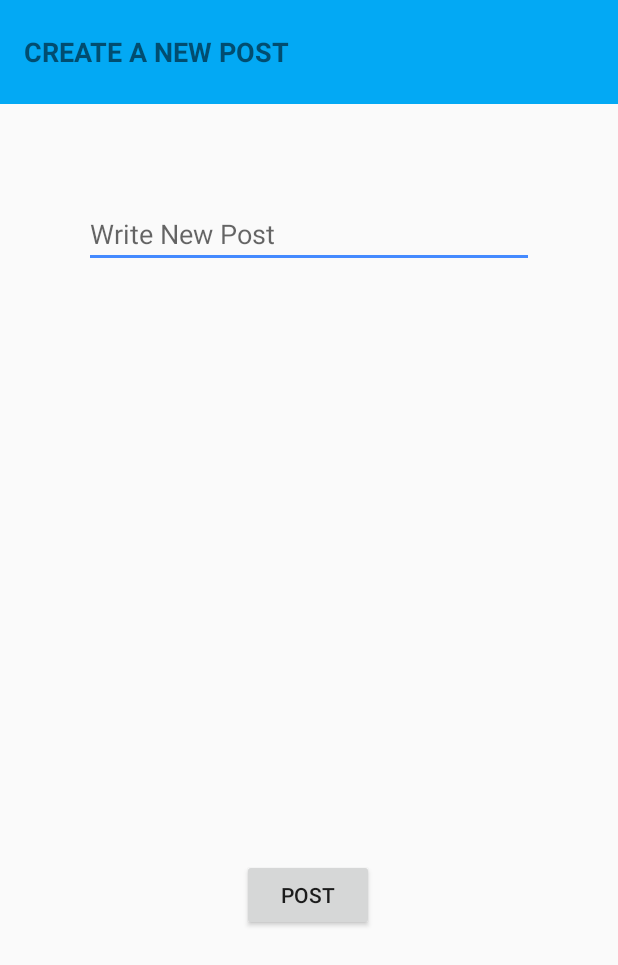
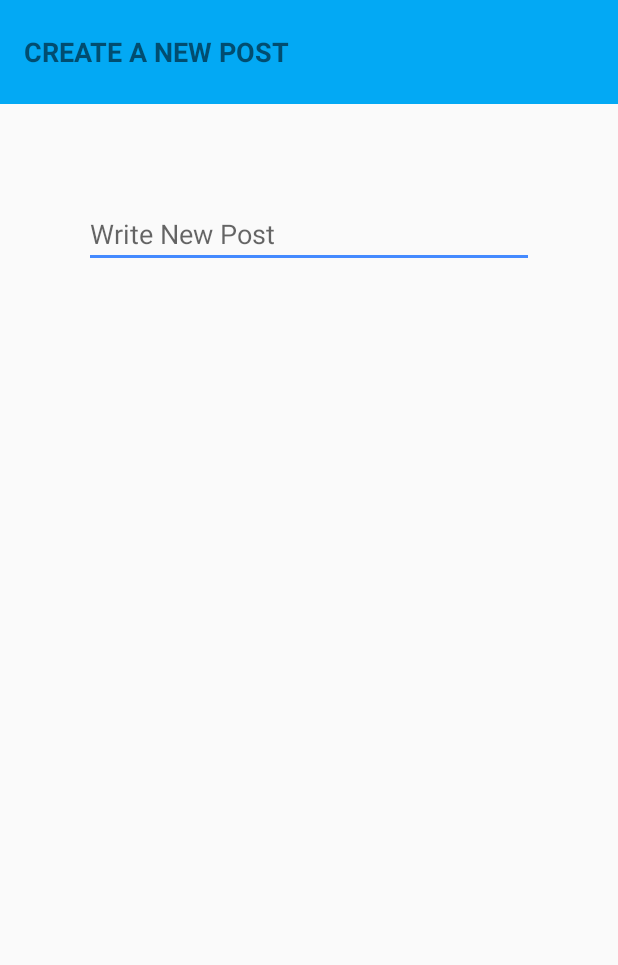
Before and after one commit to Jeandsmith/AASMM, an Android app: the layout activity_create_new_post.xml on its own in the app's theme, with its tools: preview values and no code run, on a phone screen of 412 x 824 dp. Shown: the top 965 px of the screen. Run offline under Robolectric (Android 15) with nearby library versions, the phone set to English and light mode, and no system bars.

Commit message:
Connected activities.

```diff
--- a/app/src/main/java/com/example/aasmm/data/LoginRepository.kt
+++ b/app/src/main/java/com/example/aasmm/data/LoginRepository.kt
@@ -1,5 +1,6 @@
 package com.example.aasmm.data
 
+import com.example.aasmm.data.data_ssource.LoginDataSource
 import com.example.aasmm.data.model.LoggedInUser
 
 /**
--- a/app/src/main/java/com/example/aasmm/ui/login/LoginViewModelFactory.kt
+++ b/app/src/main/java/com/example/aasmm/ui/login/LoginViewModelFactory.kt
@@ -2,7 +2,7 @@ package com.example.aasmm.ui.login
 
 import androidx.lifecycle.ViewModel
 import androidx.lifecycle.ViewModelProvider
-import com.example.aasmm.data.LoginDataSource
+import com.example.aasmm.data.data_ssource.LoginDataSource
 import com.example.aasmm.data.LoginRepository
 
 /**
--- a/app/src/main/res/layout/activity_create_new_post.xml
+++ b/app/src/main/res/layout/activity_create_new_post.xml
@@ -36,24 +36,4 @@
         app:layout_constraintTop_toBottomOf="@+id/cnp_text_view"/>
 
 
-    <Button
-        android:id="@+id/postButton"
-        android:layout_width="wrap_content"
-        android:layout_height="wrap_content"
-        android:layout_marginTop="32dp"
-        android:text="@string/post_button"
-        app:layout_constraintEnd_toEndOf="parent"
-        app:layout_constraintHorizontal_bias="0.498"
-        app:layout_constraintStart_toStartOf="parent"
-        app:layout_constraintTop_toBottomOf="@+id/rec_id" />
-
-    <androidx.recyclerview.widget.RecyclerView
-        android:id="@+id/rec_id"
-        android:layout_width="0dp"
-        android:layout_height="330dp"
-        android:layout_marginTop="32dp"
-        app:layout_constraintEnd_toEndOf="parent"
-        app:layout_constraintStart_toStartOf="parent"
-        app:layout_constraintTop_toBottomOf="@+id/editText" />
-
 </androidx.constraintlayout.widget.ConstraintLayout>
--- a/app/src/main/res/values/strings.xml
+++ b/app/src/main/res/values/strings.xml
@@ -17,4 +17,6 @@
     <string name="create_new_post_text_view">Create A New Post</string>
     <string name="post_button">post</string>
     <string name="write_new_post">Write New Post</string>
+    <string name="sm_title">sm_title</string>
+    <string name="social_media_icon">Social media icon</string>
 </resources>
```
Also changed, not shown: app/src/main/AndroidManifest.xml (+5 -4 lines), app/src/main/java/com/example/aasmm/CreateNewPostActivity.kt (+1 -7 lines), app/src/main/java/com/example/aasmm/data/data_ssource/LoginDataSource.kt (renamed from app/src/main/java/com/example/aasmm/data/LoginDataSource.kt, +8 -2 lines), app/src/main/java/com/example/aasmm/data/data_ssource/SocialMedialModel.kt (added, +9 -0 lines), app/src/main/java/com/example/aasmm/data/model/SocialMedias.kt (added, +9 -0 lines), app/src/main/java/com/example/aasmm/ui/login/LoginActivity.kt (+9 -0 lines), 5 other files.
